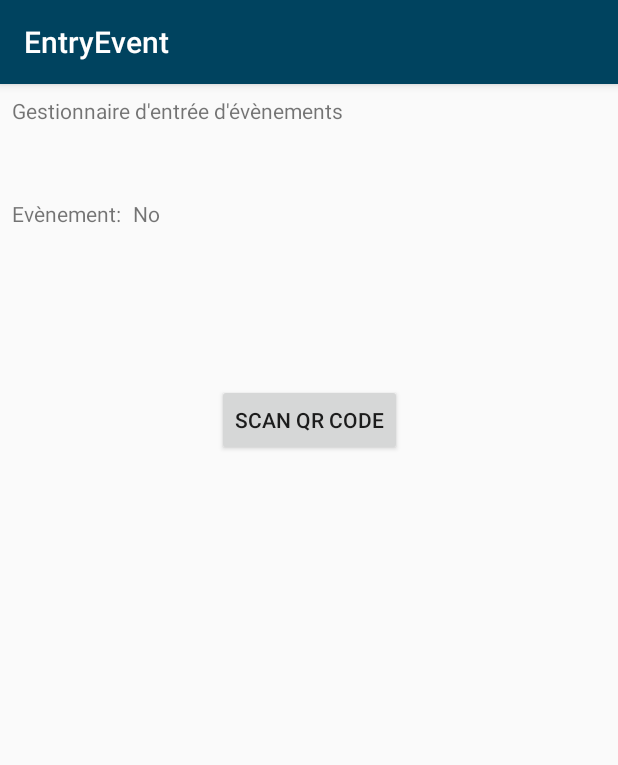
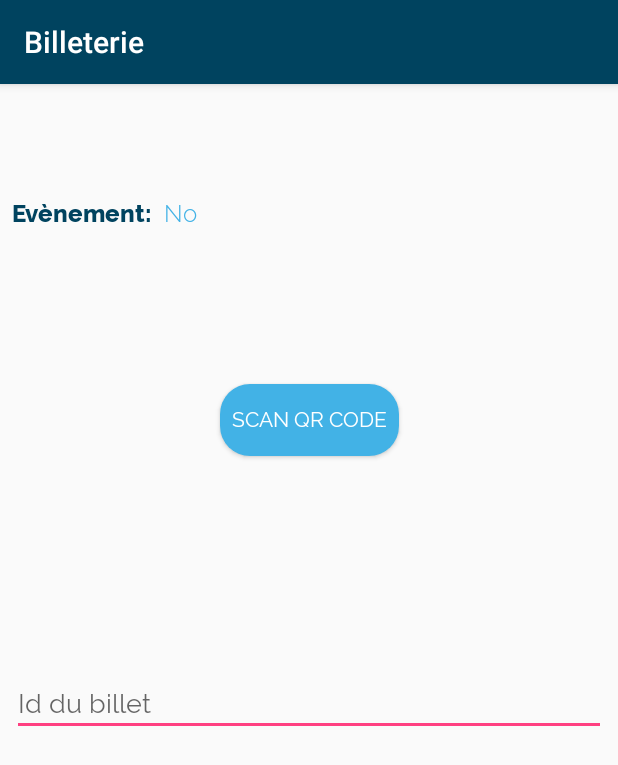
Before and after one commit to Morceau-x/yakachoisir, an Android app: the CheckActivity screen opened directly, with no data from a screen before it, on a phone screen of 412 x 824 dp. Shown: the top 765 px of the screen. Run offline under Robolectric (Android 15) with nearby library versions, the phone set to English and light mode, and no system bars; libraries missing offline, so code that uses them is left out: com.google.zxing.integration; 2 statements that could not run were skipped.

Commit message:
Set actionBar for billeterie

```diff
--- a/YakaAppli/app/src/main/java/fr/epita/yakaappli/EventsActivity.kt
+++ b/YakaAppli/app/src/main/java/fr/epita/yakaappli/EventsActivity.kt
@@ -10,6 +10,7 @@ import android.widget.Toast
 import android.R.interpolator.linear
 import android.content.Intent
 import android.graphics.Color
+import android.provider.FontsContract
 import android.view.View
 import android.view.ViewGroup
 import android.widget.Button
--- a/YakaAppli/app/src/main/res/layout/activity_check.xml
+++ b/YakaAppli/app/src/main/res/layout/activity_check.xml
@@ -7,22 +7,15 @@
     tools:context=".CheckActivity">
 
     <TextView
-        android:id="@+id/check_title"
-        android:layout_width="wrap_content"
-        android:layout_height="wrap_content"
-        android:text="@string/app_title"
-        app:layout_constraintLeft_toLeftOf="parent"
-        app:layout_constraintTop_toTopOf="parent"
-        android:layout_marginTop="8dp"
-        android:layout_marginLeft="8dp"/>
-
-    <TextView
         android:id="@+id/event_text"
         android:layout_width="wrap_content"
         android:layout_height="wrap_content"
         android:layout_marginLeft="8dp"
         android:text="@string/check_event"
         app:layout_constraintLeft_toLeftOf="parent"
+        android:fontFamily="@font/raleway_extrabold"
+        android:textColor="@color/colorDarkBlue"
+        android:textSize="16dp"
         app:layout_constraintTop_toTopOf="@+id/horizontal_guide10" />
 
     <TextView
@@ -32,6 +25,9 @@
         android:layout_marginLeft="8dp"
         android:layout_marginStart="8dp"
         android:text="@string/event_name"
+        android:fontFamily="@font/raleway_light"
+        android:textColor="@color/colorLightBlue"
+        android:textSize="16dp"
         app:layout_constraintLeft_toLeftOf="parent"
         app:layout_constraintStart_toEndOf="@+id/event_text"
         app:layout_constraintTop_toTopOf="@+id/horizontal_guide10" />
@@ -42,6 +38,12 @@
         android:layout_height="wrap_content"
         android:orientation="horizontal"
         app:layout_constraintGuide_percent="0.25"/>
+    <android.support.constraint.Guideline
+        android:id="@+id/horizontal_guide50"
+        android:layout_width="wrap_content"
+        android:layout_height="wrap_content"
+        android:orientation="horizontal"
+        app:layout_constraintGuide_percent="0.50"/>
 
     <android.support.constraint.Guideline
         android:id="@+id/horizontal_guide10"
@@ -49,6 +51,22 @@
         android:layout_height="wrap_content"
         android:orientation="horizontal"
         app:layout_constraintGuide_percent="0.10"/>
+
+    <EditText
+        android:id="@+id/text_password"
+        android:layout_width="match_parent"
+        android:layout_height="wrap_content"
+        android:layout_marginEnd="8dp"
+        android:layout_marginLeft="8dp"
+        android:layout_marginRight="8dp"
+        android:layout_marginStart="8dp"
+        android:layout_marginTop="8dp"
+        android:hint="@string/ticketId"
+        android:lines="1"
+        android:fontFamily="@font/raleway_regular"
+        app:layout_constraintEnd_toEndOf="parent"
+        app:layout_constraintStart_toStartOf="parent"
+        app:layout_constraintTop_toBottomOf="@+id/horizontal_guide50" />
 
     <Button
         android:id="@+id/btn_scan"
@@ -62,6 +80,10 @@
         android:text="@string/scan_button"
         app:layout_constraintEnd_toEndOf="parent"
         app:layout_constraintStart_toStartOf="parent"
+        android:background="@drawable/button_style"
+        android:fontFamily="@font/raleway_regular"
+        android:textColor="@color/colorBlank"
+        android:padding="8dp"
         app:layout_constraintTop_toTopOf="@+id/horizontal_guide25" />
 
 </android.support.constraint.ConstraintLayout>
--- a/YakaAppli/app/src/main/res/values/strings.xml
+++ b/YakaAppli/app/src/main/res/values/strings.xml
@@ -1,6 +1,6 @@
 <resources>
     <string name="app_name">EntryEvent</string>
-    <string name="app_title">Gestionnaire d\'entrée d\'évènements</string>
+    <string name="app_title">Billeterie</string>
     <string name="check_title">Vérification des billets</string>
     <string name="scan_button">Scan QR code</string>
     <string name="connect_button">Connexion</string>
@@ -10,4 +10,5 @@
     <string name="open_id">OpenID</string>
     <string name="login">Login</string>
     <string name="password">Password</string>
+    <string name="ticketId">Id du billet</string>
 </resources>
```
Also changed, not shown: YakaAppli/app/src/main/AndroidManifest.xml (+10 -2 lines), YakaAppli/app/src/main/res/layout/activity_main.xml (+5 -3 lines).
